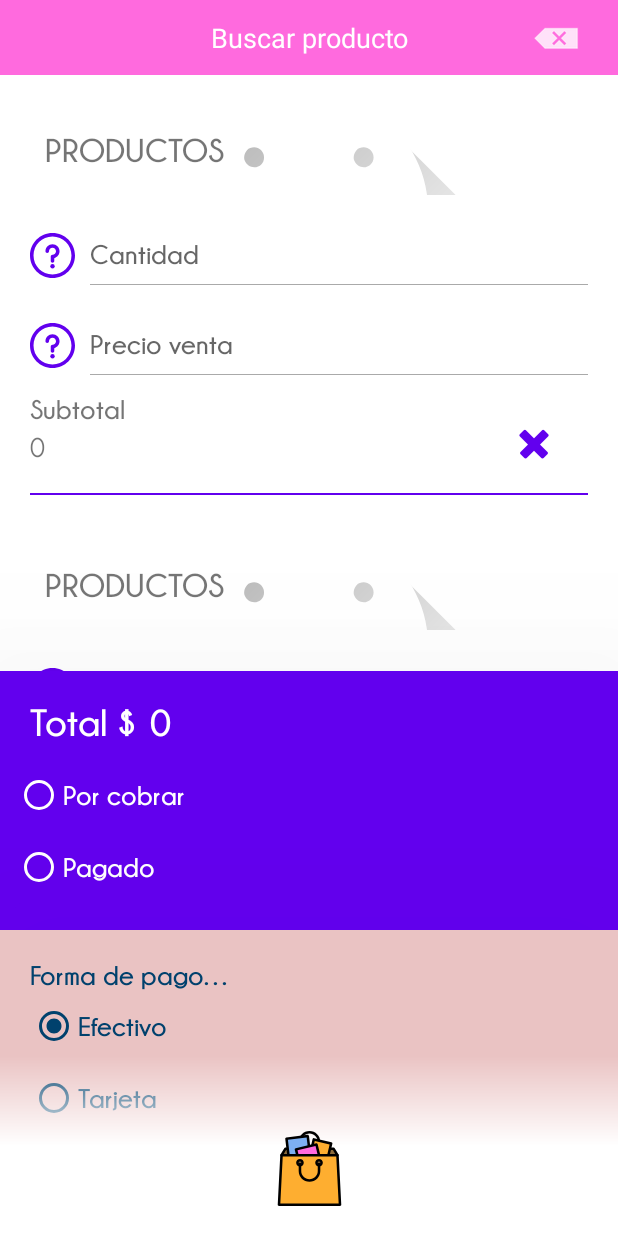
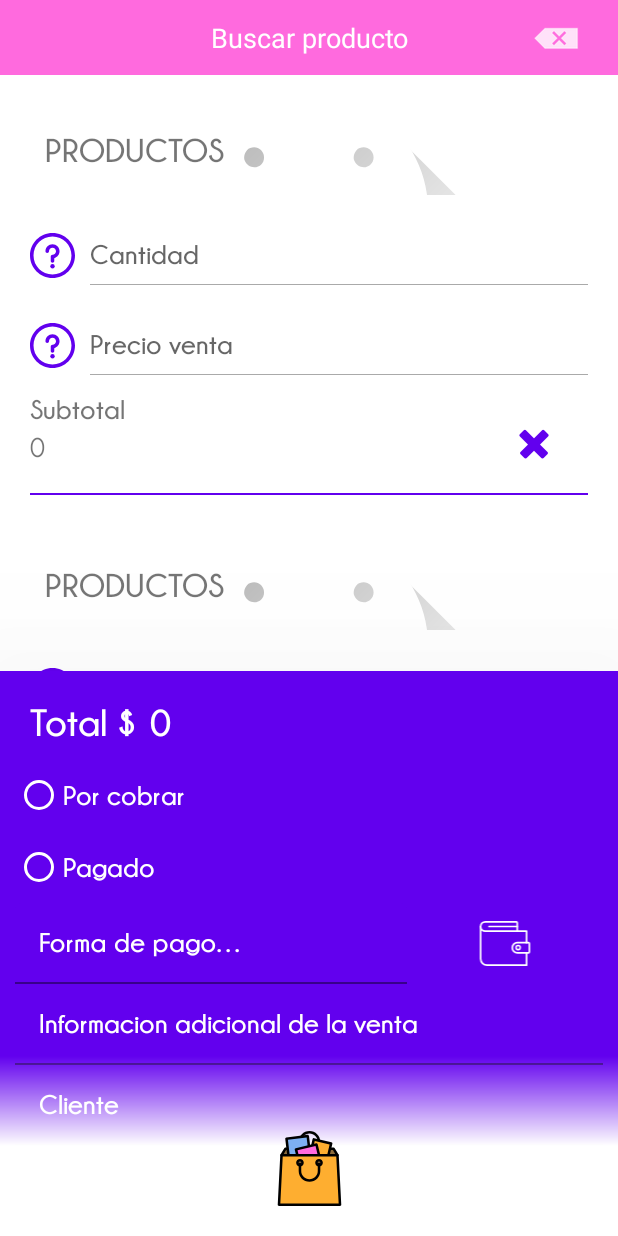
Before and after one commit to abel292/Indah, an Android app: the layout fragment_ventas.xml on its own in the app's theme, with its tools: preview values and no code run, on a phone screen of 412 x 824 dp. Run offline under Robolectric (Android 15) with nearby library versions, the phone set to English and light mode, and no system bars.

Commit message:
varios cambios

```diff
--- a/app/src/main/java/com/android_abel/indah/_view_ui/activities/HomeActivity.kt
+++ b/app/src/main/java/com/android_abel/indah/_view_ui/activities/HomeActivity.kt
@@ -144,6 +144,7 @@ class HomeActivity : BaseActivity() {
         val navHostFragment: NavHostFragment? = supportFragmentManager.findFragmentById(R.id.nav_host_fragment) as NavHostFragment?
         val current = navHostFragment?.childFragmentManager?.fragments?.get(0)
 
+        if (backPressedEnable != false) {
             if (current is ProductosFragment || current is VentasFragment || current is GestionFragment) {
                 if (currentAnim == TAB_SLIDE_ANIM) {
                     currentAnim = TAB_REARRANGEMENT_ANIM
@@ -156,6 +157,9 @@ class HomeActivity : BaseActivity() {
                 }
             } else {
                 super.onBackPressed()
+            }
+        } else {
+            Toast.makeText(this, "fin animacion", Toast.LENGTH_SHORT).show()
         }
 
     }
--- a/app/src/main/java/com/android_abel/indah/_view_ui/base/BaseActivity.kt
+++ b/app/src/main/java/com/android_abel/indah/_view_ui/base/BaseActivity.kt
@@ -16,6 +16,7 @@ import androidx.core.app.ActivityCompat
 import androidx.core.content.ContextCompat
 import androidx.fragment.app.Fragment
 import com.android_abel.indah.R
+import com.android_abel.indah._view_model.BaseViewModel
 import com.android_abel.indah._view_ui.activities.EscanerActivity
 import com.android_abel.indah.utils.CustomsConstantes
 import com.google.android.material.snackbar.Snackbar
@@ -26,6 +27,8 @@ abstract class BaseActivity : AppCompatActivity(), BasicMethods {
     protected val TAG = this.javaClass.simpleName
     private var currentFragment: Fragment? = null
     var progressBarDialog: AlertDialog? = null
+    var backPressedEnable: Boolean? = true
+
     override fun onCreate(savedInstanceState: Bundle?) {
         Log.d(TAG, "OPEN ACTIVITY $TAG")
         super.onCreate(savedInstanceState)
--- /dev/null
+++ b/app/src/main/res/drawable/ic_typepay.xml
@@ -0,0 +1,9 @@
+<vector android:height="50dp" android:viewportHeight="74"
+    android:viewportWidth="74" android:width="50dp" xmlns:android="http://schemas.android.com/apk/res/android">
+    <path android:fillColor="#FF000000" android:pathData="m67.163,37.049a1.188,1.188 0,0 1,-1.188 -1.188v-14.9h-11.882a1.188,1.188 0,0 1,0 -2.376h13.07a1.188,1.188 0,0 1,1.188 1.188v16.09a1.188,1.188 0,0 1,-1.188 1.186z"/>
+    <path android:fillColor="#FF000000" android:pathData="m67.163,68.487h-55.251a10.111,10.111 0,0 1,-10.1 -10.1v-45.151a1.188,1.188 0,0 1,2.376 0v45.152a7.732,7.732 0,0 0,7.724 7.724h54.063v-15.992a1.188,1.188 0,1 1,2.376 0v17.18a1.188,1.188 0,0 1,-1.188 1.187z"/>
+    <path android:fillColor="#FF000000" android:pathData="m69.812,51.308h-15.531a8.317,8.317 0,1 1,0 -16.634h15.531a2.379,2.379 0,0 1,2.376 2.376v11.882a2.379,2.379 0,0 1,-2.376 2.376zM69.812,37.05h-15.531a5.941,5.941 0,1 0,0 11.882h15.531z"/>
+    <path android:fillColor="#FF000000" android:pathData="m54.093,20.959h-44.558a7.723,7.723 0,0 1,0 -15.446h43.365a2.387,2.387 0,0 1,2.381 2.387v11.871a1.188,1.188 0,0 1,-1.188 1.188zM9.535,7.889a5.347,5.347 0,1 0,0 10.694h43.365v-10.683z"/>
+    <path android:fillColor="#FF000000" android:pathData="m54.093,14.424h-39.4a1.188,1.188 0,0 1,0 -2.376h39.4a1.188,1.188 0,0 1,0 2.376z"/>
+    <path android:fillColor="#FF000000" android:pathData="m55.328,46.658a3.971,3.971 0,1 1,3.972 -3.97,3.975 3.975,0 0,1 -3.972,3.97zM55.328,40.813a1.874,1.874 0,1 0,1.872 1.875,1.876 1.876,0 0,0 -1.872,-1.875z"/>
+</vector>
--- a/app/src/main/res/layout/fragment_ventas.xml
+++ b/app/src/main/res/layout/fragment_ventas.xml
@@ -35,6 +35,7 @@
                     android:elevation="200dp"
                     android:orientation="vertical"
                     android:padding="20dp"
+                    android:visibility="gone"
                     app:layout_constraintBottom_toBottomOf="parent"
                     app:layout_constraintEnd_toEndOf="parent"
                     app:layout_constraintStart_toStartOf="parent">
@@ -96,10 +97,11 @@
                     android:elevation="100dp"
                     android:orientation="vertical"
                     android:padding="10dp"
-                    android:visibility="visible"
-                    app:layout_constraintBottom_toBottomOf="@+id/recyclerViewProductosCarrito_f_ventas"
+                    android:visibility="gone"
+                    app:layout_constraintBottom_toBottomOf="parent"
                     app:layout_constraintEnd_toEndOf="parent"
-                    app:layout_constraintStart_toStartOf="parent">
+                    app:layout_constraintStart_toStartOf="parent"
+                    tools:visibility="visible">
 
                     <LinearLayout
                         android:layout_width="match_parent"
@@ -201,9 +203,19 @@
 
                     </LinearLayout>
 
+                    <LinearLayout
+                        android:id="@+id/contenEdittextFormaPago"
+                        android:layout_width="match_parent"
+                        android:layout_height="wrap_content"
+                        android:clickable="true"
+                        android:focusable="true"
+                        android:focusableInTouchMode="true">
+
                         <com.google.android.material.textfield.TextInputLayout
                             android:layout_width="match_parent"
                             android:layout_height="wrap_content"
+                            android:layout_weight="1"
+                            android:gravity="center_vertical"
                             android:hint="@string/forma_de_pago"
                             android:orientation="horizontal"
                             android:textColorHint="@color/blanco"
@@ -214,14 +226,30 @@
                                 android:layout_width="match_parent"
                                 android:layout_height="wrap_content"
                                 android:backgroundTint="@color/colorPrimary"
+                                android:clickable="false"
+                                android:focusable="false"
+                                android:focusableInTouchMode="false"
                                 android:textColorHint="#0072BA"
                                 android:theme="@style/styleEditTextFondoOscuroTitle" />
 
                         </com.google.android.material.textfield.TextInputLayout>
 
+                        <ImageView
+                            android:id="@+id/imageViewSelectFormaPago"
+                            android:layout_width="match_parent"
+                            android:layout_height="35dp"
+                            android:layout_gravity="center"
+                            android:layout_weight="2"
+                            android:src="@drawable/ic_typepay"
+                            app:tint="@color/blanco" />
+                    </LinearLayout>
+
                     <com.google.android.material.textfield.TextInputLayout
                         android:layout_width="match_parent"
                         android:layout_height="wrap_content"
+                        android:clickable="false"
+                        android:focusable="false"
+                        android:focusableInTouchMode="false"
                         android:hint="@string/informacion_adicional_de_la_venta"
                         android:orientation="horizontal"
                         android:textColorHint="@color/blanco"
```
Also changed, not shown: app/src/main/java/com/android_abel/indah/_view_model/BaseViewModel.kt (+9 -4 lines), app/src/main/java/com/android_abel/indah/_view_ui/base/BaseFragment.kt (+9 -0 lines), app/src/main/java/com/android_abel/indah/_view_ui/fragments/ventas/VentasFragment.kt (+15 -2 lines). Lines whose indentation alone changed are shown as unchanged.
